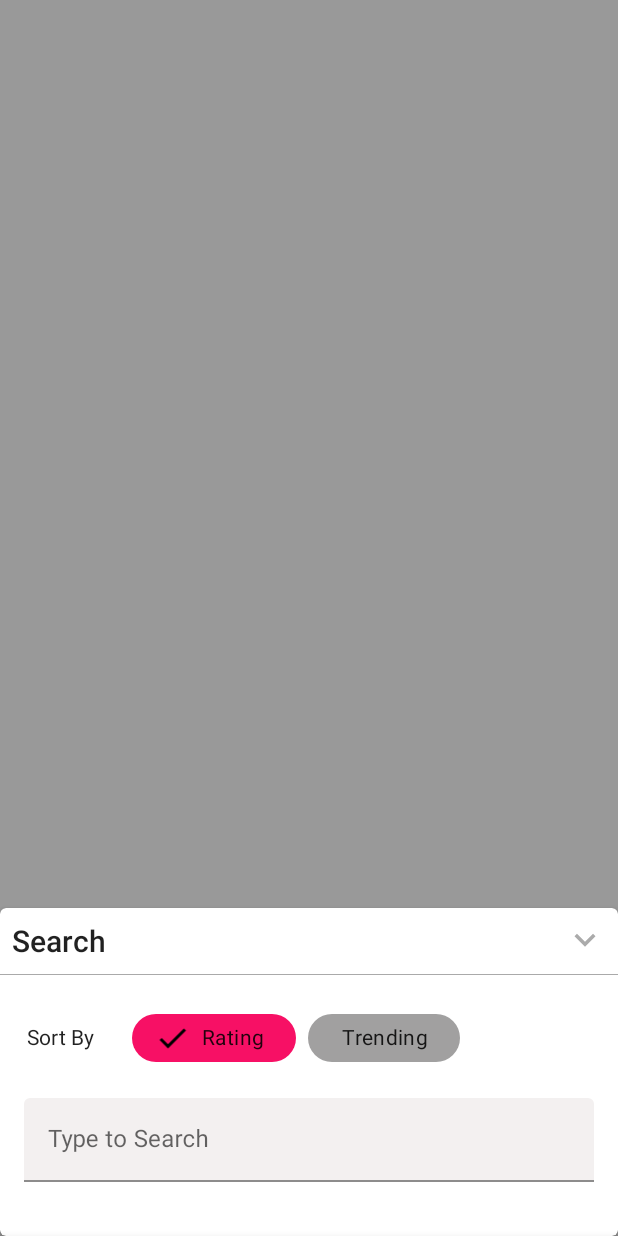
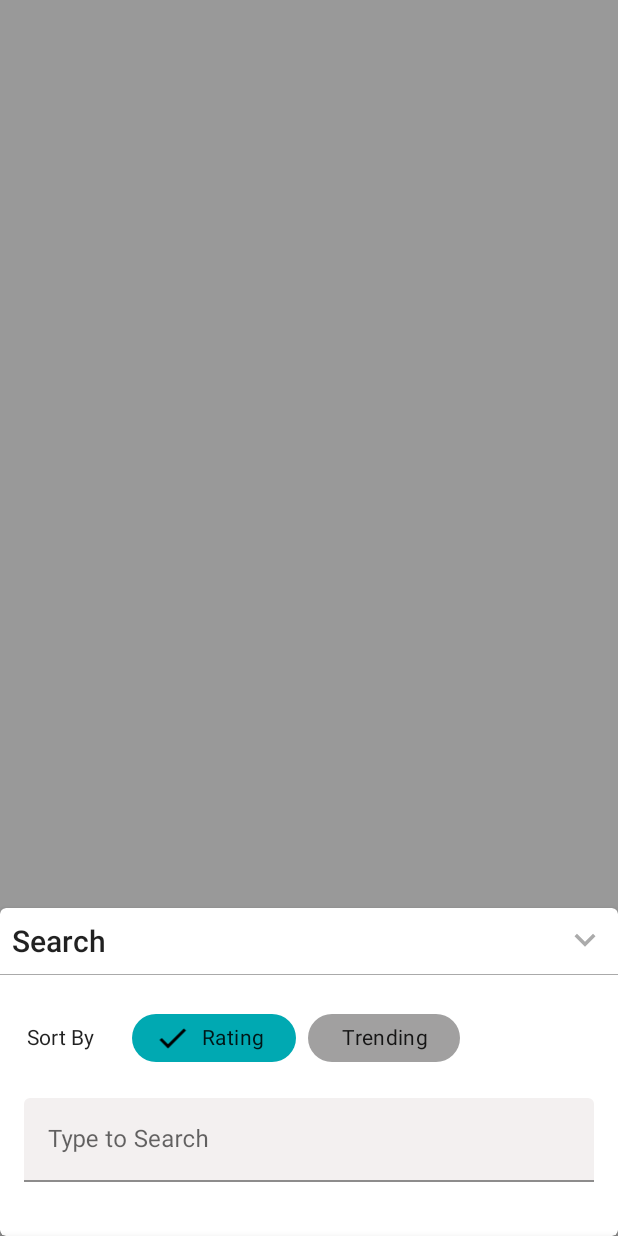
Before and after one commit to vipafattal/FoodalRecipe, an Android app: the fragment SearchFragment placed in its activity, after a tap on "Search", on a phone screen of 412 x 824 dp. Run offline under Robolectric (Android 15) with nearby library versions, the phone set to English and light mode, and no system bars; our stand-ins replace Room's generated code, paging; libraries missing offline, so code that uses them is left out: androidx.paging; pictures from the network do not load; 5 statements that could not run were skipped.

```diff
--- a/app/src/main/java/com/magenta/foodalrecipe/framework/data/api/Food2ForkServices.kt
+++ b/app/src/main/java/com/magenta/foodalrecipe/framework/data/api/Food2ForkServices.kt
@@ -8,6 +8,7 @@ import kotlinx.coroutines.withContext
 import retrofit2.Call
 import retrofit2.Callback
 import retrofit2.Response
+import java.net.SocketTimeoutException
 import java.net.UnknownHostException
 
 /**
@@ -75,6 +76,9 @@ suspend inline fun ingredientRepos(
                 errorMessage = response.errorBody()?.toString() ?: "Unknown error"
         } catch (hostException: UnknownHostException) {
             errorMessage = hostException.message
+        } catch (time: SocketTimeoutException) {
+            errorMessage = time.message
+
         }
     }
 
--- a/app/src/main/java/com/magenta/foodalrecipe/utils/commen/Constants.kt
+++ b/app/src/main/java/com/magenta/foodalrecipe/utils/commen/Constants.kt
@@ -14,7 +14,7 @@ const val DbName = "Recipes_DB"
 //b8b8d02b02f026f3cd60a9040d5ab3a8
 //d9c56d41164308c7c9191a6e09defc7c
 //806cbcc92f09749b9b474bb3cc4f3081
-const val Food2Fork = "d826883867d8c7188d6b1a7881214860"
+const val Food2Fork = "b8b8d02b02f026f3cd60a9040d5ab3a8"
 const val BaseUrl = "https://www.food2fork.com/api/"
 
 
--- a/app/src/main/res/layout/bottom_search_bar.xml
+++ b/app/src/main/res/layout/bottom_search_bar.xml
@@ -88,7 +88,7 @@
 
                 <com.google.android.material.chip.Chip
                         android:textColor="?android:textColorPrimary"
-                        app:chipBackgroundColor="@color/colorAccent"
+                        app:chipBackgroundColor="@color/colorPrimaryDark"
                         android:textStyle="bold"
                         android:text="Rating"
                         tools:elevation="5dp"
--- a/app/src/main/res/values/styles.xml
+++ b/app/src/main/res/values/styles.xml
@@ -17,7 +17,7 @@
         <item name="android:textColorPrimary">#fff</item>
         <item name="android:textColorSecondary">#ABA5A5</item>
         <item name="colorOnBackground">#E6121314</item>
-        <item name="colorSecondaryBackground">#F2121314</item>
+        <item name="colorSecondaryBackground">#F7121314</item>
         <item name="android:windowBackground">@color/color_background_dark</item>
         <item name="android:navigationBarColor" tools:targetApi="lollipop">#E6121314</item>
 
```
